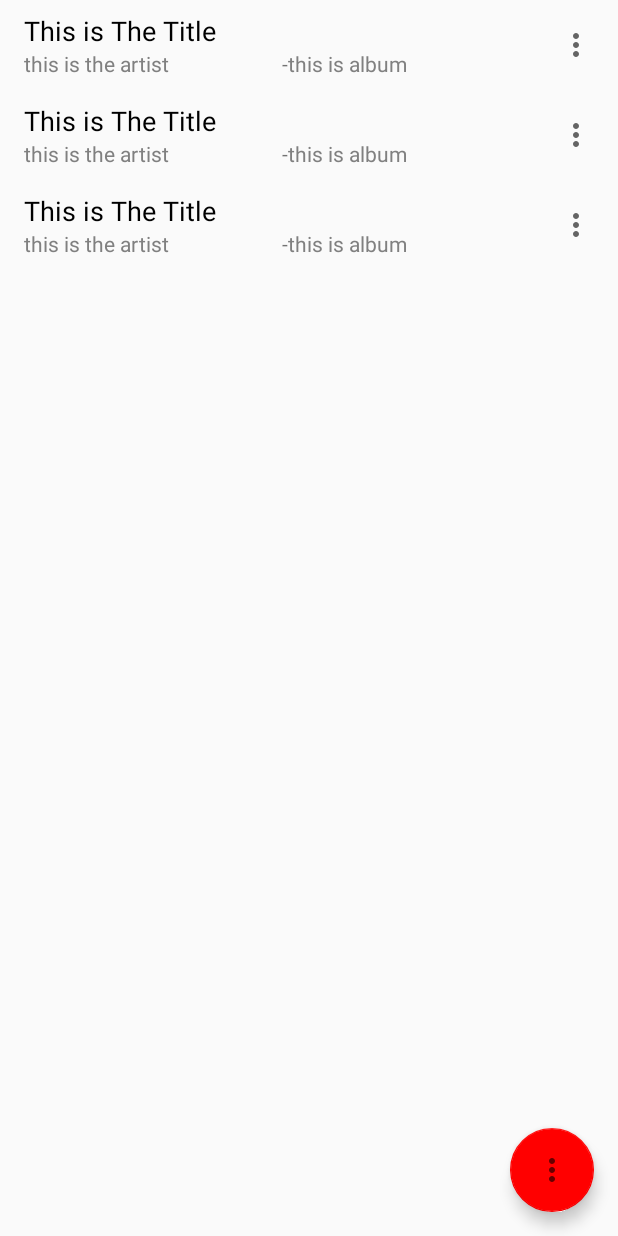
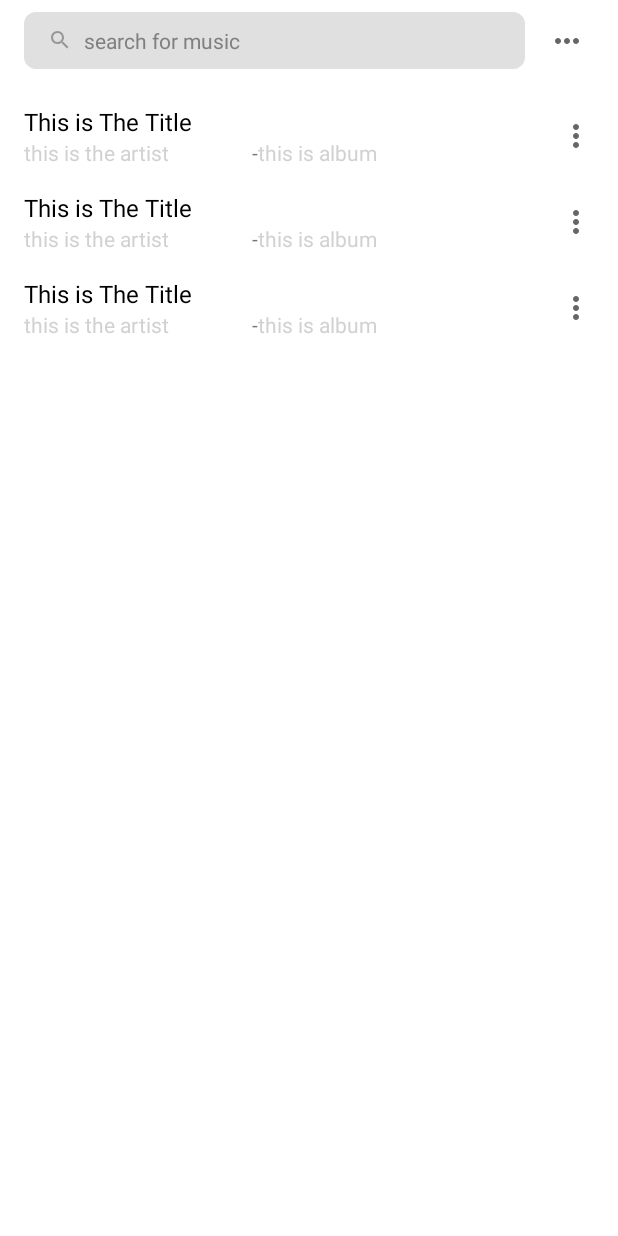
Before and after one commit to omarzer0/music-app, an Android app: the layout activity_display_songs.xml on its own in the app's theme, with its tools: preview values and no code run, on a phone screen of 412 x 824 dp. Run offline under Robolectric (Android 15) with nearby library versions, the phone set to English and light mode, and no system bars.

Commit message:
add search bar and search function, add rtl support, handle mp release data and add more button with search function

```diff
--- a/app/src/main/java/com/azapps/musicplayer/adapter/DiffUtilSongCallback.java
+++ b/app/src/main/java/com/azapps/musicplayer/adapter/DiffUtilSongCallback.java
@@ -15,7 +15,6 @@ public class DiffUtilSongCallback extends DiffUtil.ItemCallback<Song> {
     public boolean areContentsTheSame(@NonNull Song oldItem, @NonNull Song newItem) {
         return (oldItem.getTitle().equals(newItem.getTitle())
                 && oldItem.getData().equals(newItem.getData())
-                && oldItem.getDuration() == (newItem.getDuration())
                 && oldItem.getLastModifyDate() == (newItem.getLastModifyDate())
         );
     }
--- a/app/src/main/java/com/azapps/musicplayer/adapter/SongAdapter.java
+++ b/app/src/main/java/com/azapps/musicplayer/adapter/SongAdapter.java
@@ -1,6 +1,5 @@
 package com.azapps.musicplayer.adapter;
 
-import android.content.Context;
 import android.view.LayoutInflater;
 import android.view.View;
 import android.view.ViewGroup;
@@ -10,6 +9,7 @@ import androidx.recyclerview.widget.ListAdapter;
 
 import com.azapps.musicplayer.R;
 import com.azapps.musicplayer.pojo.Song;
+
 
 public class SongAdapter extends ListAdapter<Song, SongViewHolder> {
     OnSongClickListener listener;
--- /dev/null
+++ b/app/src/main/res/drawable/ic_more_horiz.xml
@@ -0,0 +1,10 @@
+<vector xmlns:android="http://schemas.android.com/apk/res/android"
+    android:width="24dp"
+    android:height="24dp"
+    android:tint="?attr/colorControlNormal"
+    android:viewportWidth="24"
+    android:viewportHeight="24">
+    <path
+        android:fillColor="@android:color/black"
+        android:pathData="M6,10c-1.1,0 -2,0.9 -2,2s0.9,2 2,2 2,-0.9 2,-2 -0.9,-2 -2,-2zM18,10c-1.1,0 -2,0.9 -2,2s0.9,2 2,2 2,-0.9 2,-2 -0.9,-2 -2,-2zM12,10c-1.1,0 -2,0.9 -2,2s0.9,2 2,2 2,-0.9 2,-2 -0.9,-2 -2,-2z" />
+</vector>
--- /dev/null
+++ b/app/src/main/res/drawable/ic_search.xml
@@ -0,0 +1,10 @@
+<vector xmlns:android="http://schemas.android.com/apk/res/android"
+    android:width="16dp"
+    android:height="16dp"
+    android:tint="?attr/colorControlNormal"
+    android:viewportWidth="24"
+    android:viewportHeight="24">
+    <path
+        android:fillColor="#8BAAAAAA"
+        android:pathData="M15.5,14h-0.79l-0.28,-0.27C15.41,12.59 16,11.11 16,9.5 16,5.91 13.09,3 9.5,3S3,5.91 3,9.5 5.91,16 9.5,16c1.61,0 3.09,-0.59 4.23,-1.57l0.27,0.28v0.79l5,4.99L20.49,19l-4.99,-5zM9.5,14C7.01,14 5,11.99 5,9.5S7.01,5 9.5,5 14,7.01 14,9.5 11.99,14 9.5,14z" />
+</vector>
--- /dev/null
+++ b/app/src/main/res/drawable/search_text_view_background.xml
@@ -0,0 +1,11 @@
+<?xml version="1.0" encoding="utf-8"?>
+<shape xmlns:android="http://schemas.android.com/apk/res/android">
+    <corners android:radius="8dp"/>
+    <solid android:color="#5CAAAAAA"/>
+    <size android:height="28dp"/>
+    <padding
+        android:bottom="8dp"
+        android:left="16dp"
+        android:right="16dp"
+        android:top="8dp"/>
+</shape>
--- a/app/src/main/res/layout/activity_display_songs.xml
+++ b/app/src/main/res/layout/activity_display_songs.xml
@@ -4,28 +4,62 @@
     xmlns:tools="http://schemas.android.com/tools"
     android:layout_width="match_parent"
     android:layout_height="match_parent"
+    android:background="#fff"
     tools:context=".ui.DisplaySongsActivity">
+
+    <androidx.constraintlayout.widget.ConstraintLayout
+        android:id="@+id/activity_display_songs_search_bar_constraintLayout"
+        android:layout_width="match_parent"
+        android:layout_height="wrap_content"
+        android:layout_marginTop="8dp"
+        android:background="#fff"
+        android:paddingBottom="16dp"
+        app:layout_constraintEnd_toEndOf="parent"
+        app:layout_constraintHorizontal_bias="0.5"
+        app:layout_constraintStart_toStartOf="parent"
+        app:layout_constraintTop_toTopOf="parent">
+
+        <EditText
+            android:id="@+id/activity_display_songs_ed_search_edit_text"
+            android:layout_width="0dp"
+            android:layout_height="wrap_content"
+            android:layout_marginStart="16dp"
+            android:layout_marginEnd="16dp"
+            android:background="@drawable/search_text_view_background"
+            android:drawablePadding="8dp"
+            android:ellipsize="end"
+            android:hint="@string/search_for_songs"
+            android:singleLine="true"
+            android:textAlignment="viewStart"
+            android:textColorHint="@android:color/tertiary_text_light"
+            android:textSize="16sp"
+            app:drawableStartCompat="@drawable/ic_search"
+            app:layout_constraintEnd_toStartOf="@+id/activity_display_songs_img_more_options"
+            app:layout_constraintStart_toStartOf="parent"
+            app:layout_constraintTop_toTopOf="parent" />
+
+        <ImageView
+            android:id="@+id/activity_display_songs_img_more_options"
+            android:layout_width="wrap_content"
+            android:layout_height="wrap_content"
+            android:layout_marginEnd="22dp"
+            android:src="@drawable/ic_more_horiz"
+            app:layout_constraintBottom_toBottomOf="@+id/activity_display_songs_ed_search_edit_text"
+            app:layout_constraintEnd_toEndOf="parent"
+            app:layout_constraintTop_toTopOf="@+id/activity_display_songs_ed_search_edit_text" />
+
+    </androidx.constraintlayout.widget.ConstraintLayout>
 
     <androidx.recyclerview.widget.RecyclerView
         android:id="@+id/activity_display_songs_recycler_view"
         android:layout_width="match_parent"
-        android:layout_height="match_parent"
+        android:layout_height="0dp"
         app:layout_constraintBottom_toBottomOf="parent"
         app:layout_constraintEnd_toEndOf="parent"
         app:layout_constraintHorizontal_bias="1.0"
         app:layout_constraintStart_toStartOf="parent"
-        app:layout_constraintTop_toTopOf="parent"
+        app:layout_constraintTop_toBottomOf="@+id/activity_display_songs_search_bar_constraintLayout"
         app:layout_constraintVertical_bias="0.0"
         tools:listitem="@layout/song_item" />
 
-    <com.google.android.material.floatingactionbutton.FloatingActionButton
-        android:id="@+id/fab"
-        android:layout_width="wrap_content"
-        android:layout_height="wrap_content"
-        android:src="@drawable/ic_more"
-        app:layout_constraintBottom_toBottomOf="parent"
-        app:layout_constraintEnd_toEndOf="parent"
-        android:layout_marginBottom="16dp"
-        android:layout_marginEnd="16dp"/>
-
 </androidx.constraintlayout.widget.ConstraintLayout>
--- a/app/src/main/res/layout/song_item.xml
+++ b/app/src/main/res/layout/song_item.xml
@@ -4,9 +4,9 @@
     xmlns:tools="http://schemas.android.com/tools"
     android:layout_width="match_parent"
     android:layout_height="wrap_content"
-    tools:context=".ui.DisplaySongsActivity"
     android:layout_marginTop="8dp"
-    android:layout_marginBottom="8dp">
+    android:layout_marginBottom="8dp"
+    tools:context=".ui.DisplaySongsActivity">
 
     <TextView
         android:id="@+id/song_item_tv_title"
@@ -14,7 +14,7 @@
         android:layout_width="0dp"
         android:layout_height="wrap_content"
         android:layout_marginStart="16dp"
-        android:layout_marginEnd="8dp"
+        android:layout_marginEnd="48dp"
         android:ellipsize="end"
         android:singleLine="true"
         android:textAppearance="@style/TextAppearance.AppCompat.Medium"
--- a/app/src/main/res/values/strings.xml
+++ b/app/src/main/res/values/strings.xml
@@ -1,4 +1,5 @@
 <resources>
-    <string name="app_name">Music Player</string>
-    <string name="zero_start_time">0:00</string>
+    <string name="app_name" translatable="false">Music Player</string>
+    <string name="zero_start_time" translatable="false">0:00</string>
+    <string name="search_for_songs"><font size="14">search for music</font></string>
 </resources>
--- a/app/src/main/res/values/styles.xml
+++ b/app/src/main/res/values/styles.xml
@@ -3,18 +3,19 @@
     <style name="AppTheme" parent="Theme.AppCompat.Light.NoActionBar">
         <!-- Customize your theme here. -->
         <item name="colorPrimary">@color/colorPrimary</item>
-        <item name="colorPrimaryDark">@color/colorPrimaryDark</item>
+        <item name="colorPrimaryDark">#fff</item>
         <item name="colorAccent">@color/colorAccent</item>
     </style>
 
     <style name="TextStopTitle">
         <item name="android:textStyle">normal</item>
         <item name="android:textColor">#000000</item>
+        <item name="android:textSize">16sp</item>
     </style>
 
     <style name="TextStopTrack">
         <item name="android:textStyle">normal</item>
-        <item name="android:textColor">@android:color/tertiary_text_light</item>
+        <item name="android:textColor">#8BAAAAAA</item>
     </style>
 
     <style name="TextPlay">
@@ -23,4 +24,5 @@
         <item name="android:textColor">#FF0000</item>
     </style>
 
+
 </resources>
```
Also changed, not shown: app/src/main/AndroidManifest.xml (+7 -5 lines), app/src/main/java/com/azapps/musicplayer/pojo/Song.java (+9 -20 lines), app/src/main/java/com/azapps/musicplayer/ui/DisplaySongsActivity.java (+54 -19 lines), app/src/main/java/com/azapps/musicplayer/ui/MusicPlayerActivity.java (+41 -7 lines), app/src/main/res/drawable/shape.xml (deleted, +0 -12 lines), app/src/main/res/layout/activity_music_player.xml (+12 -11 lines), app/src/main/java/com/azapps/musicplayer/ui/SongViewModel.java (line endings or trailing spaces), app/src/main/res/drawable-v24/song_not_found_background_image.png (renamed from app/src/main/res/drawable-v24/song_background_image.png), 1 other file.
